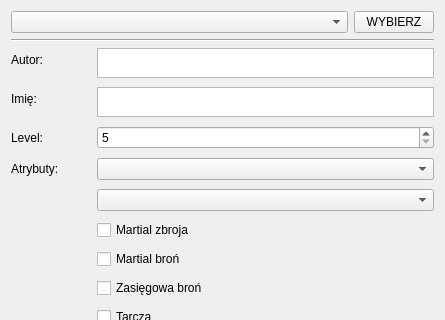
This is gui/dialogue/editplayer/editplayerdialogue.ui in FasolowySpioch/faubla-ultima-item-generator as Qt 5 draws it before an edit; both pictures show x 0 to 445 and y 0 to 320 of the 445 by 467 pixel window. The edited form follows.
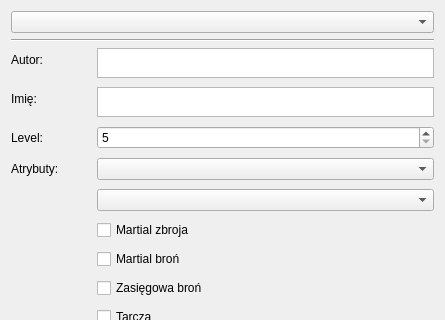
This is the edited form.

```diff
--- a/gui/dialogue/editplayer/editplayerdialogue.ui
+++ b/gui/dialogue/editplayer/editplayerdialogue.ui
@@ -23,17 +23,10 @@
    <item>
     <layout class="QVBoxLayout" name="verticalLayout_2" stretch="0,0,0">
      <item>
-      <layout class="QHBoxLayout" name="horizontalLayout" stretch="2,0">
+      <layout class="QHBoxLayout" name="horizontalLayout" stretch="2">
        <item>
         <widget class="QComboBox" name="ComboBoxSelectPlayer"/>
        </item>
-       <item>
-        <widget class="QPushButton" name="BttnConfirmSelection">
-         <property name="text">
-          <string>WYBIERZ</string>
-         </property>
-        </widget>
-       </item>
       </layout>
      </item>
      <item>
```
